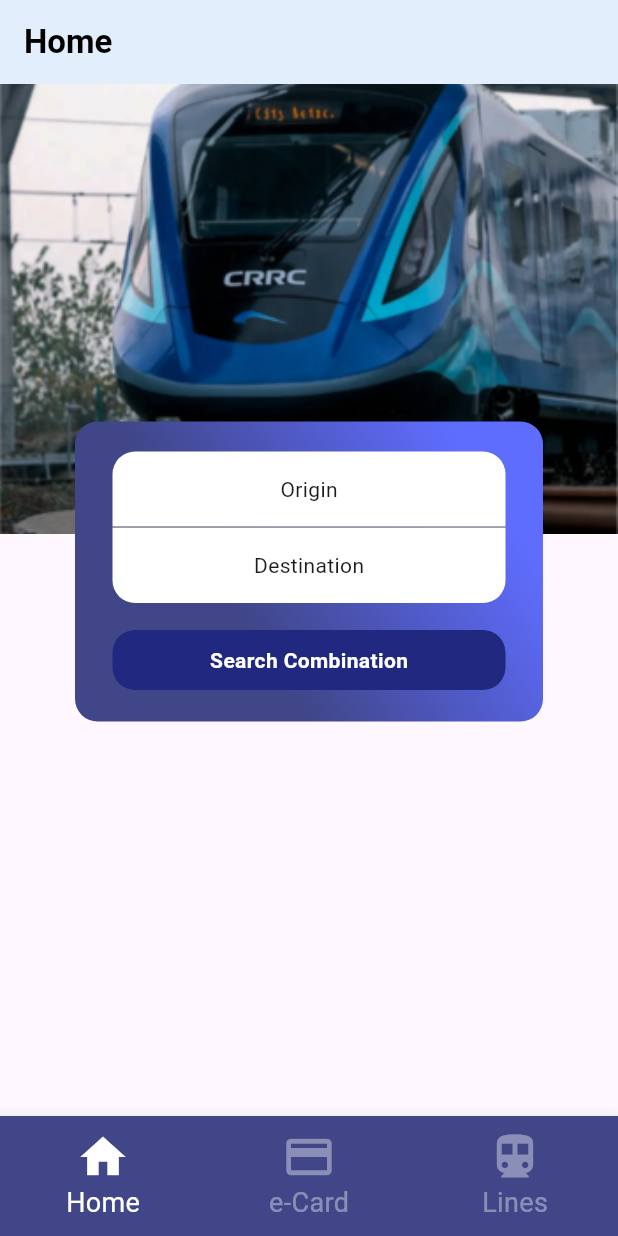
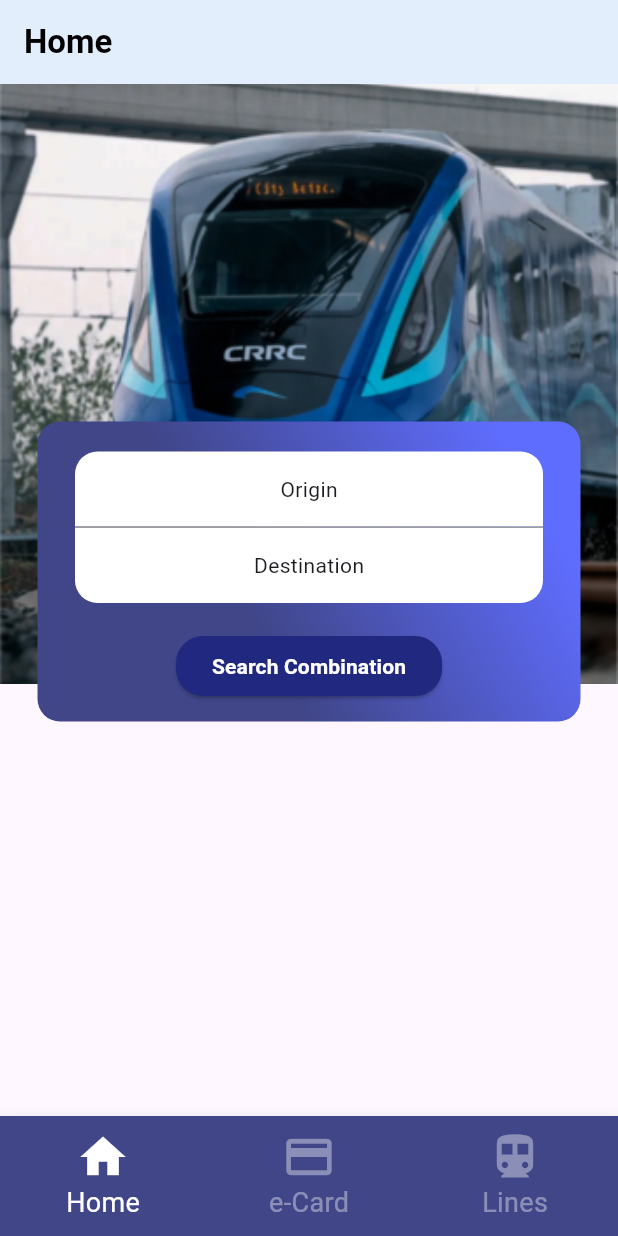
Before and after one commit to francesctr4/FlutterAppProject, a Flutter app: the screen it shows after launch, on a phone screen of 412 x 824 dp. Run offline on Flutter 3.47's test engine with Material 3 defaults, Android fonts, the phone set to English and light mode, and no system bars.

Commit message:
Search Combination as ElevatedButton

```diff
--- a/flutter_app_project/project_source/lib/screens/home_screen.dart
+++ b/flutter_app_project/project_source/lib/screens/home_screen.dart
@@ -18,7 +18,7 @@ class HomeScreen extends StatelessWidget {
                   alignment: Alignment.topCenter,
                   child: Container(
                     width: screenSize.width,
-                    height: 300,
+                    height: 400,
                     decoration: BoxDecoration(
                       borderRadius: BorderRadius.circular(15),
                     ),
@@ -29,7 +29,7 @@ class HomeScreen extends StatelessWidget {
                   ),
                 ),
                 Container(
-                  width: screenSize.width - 100,
+                  width: screenSize.width - 50,
                   height: 200,
                   decoration: BoxDecoration(
                     borderRadius: BorderRadius.circular(15),
@@ -49,7 +49,7 @@ class HomeScreen extends StatelessWidget {
                       Padding(
                         padding: const EdgeInsets.only(top: 20),
                         child: Container(
-                          width: screenSize.width - 150,
+                          width: screenSize.width - 100,
                           height: 50,
                           decoration: const BoxDecoration(
                             color: Colors.white,
@@ -66,12 +66,12 @@ class HomeScreen extends StatelessWidget {
                         ),
                       ),
                       Container(
-                        width: screenSize.width - 150,
+                        width: screenSize.width - 100,
                         height: 1,
                         color: Colors.grey,
                       ),
                       Container(
-                        width: screenSize.width - 150,
+                        width: screenSize.width - 100,
                         height: 50,
                         decoration: const BoxDecoration(
                           color: Colors.white,
@@ -88,18 +88,19 @@ class HomeScreen extends StatelessWidget {
                       ),
                       Padding(
                         padding: const EdgeInsets.all(18.0),
-                        child: Container(
-                          width: screenSize.width - 150,
-                          height: 40,
-                          decoration: BoxDecoration(
-                            borderRadius: BorderRadius.circular(15),
-                            color: Color.fromARGB(255, 32, 40, 127),
+                        child: ElevatedButton(
+                          onPressed: () {},
+                          style: ElevatedButton.styleFrom(
+                            backgroundColor: Color.fromARGB(255, 32, 40, 127),
+                            shape: RoundedRectangleBorder(
+                              borderRadius: BorderRadius.circular(18.0),
+                            ),
                           ),
-                          child: Align(
-                            alignment: Alignment.center,
-                            child: Text(
-                              'Search Combination',
-                              style: TextStyle(color: Colors.white,fontWeight: FontWeight.bold),
+                          child: const Text(
+                            'Search Combination',
+                            style: TextStyle(
+                              color: Colors.white,
+                              fontWeight: FontWeight.bold,
                             ),
                           ),
                         ),
```
